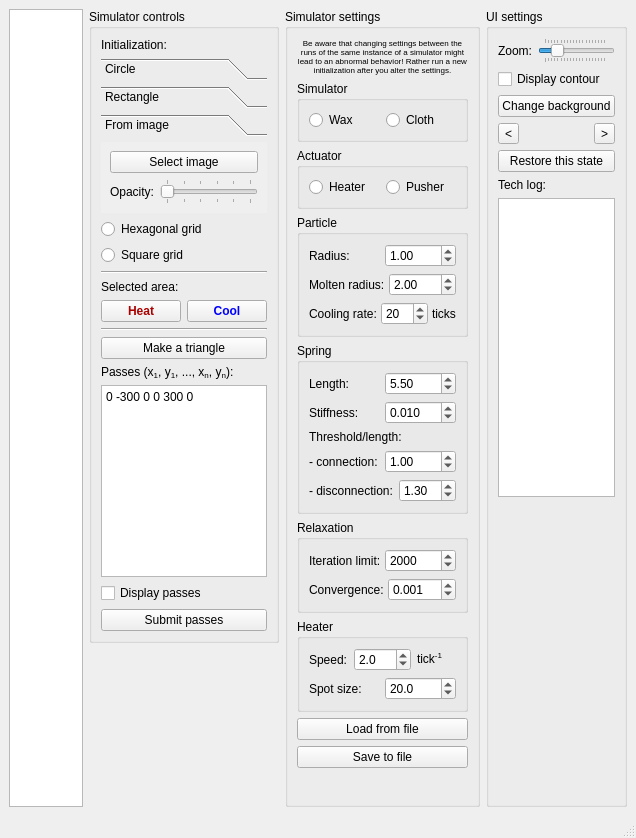
Above: simulator/ui/mainwindow.ui from dantrag/spring_simulator before the change. Below: the same form after it.
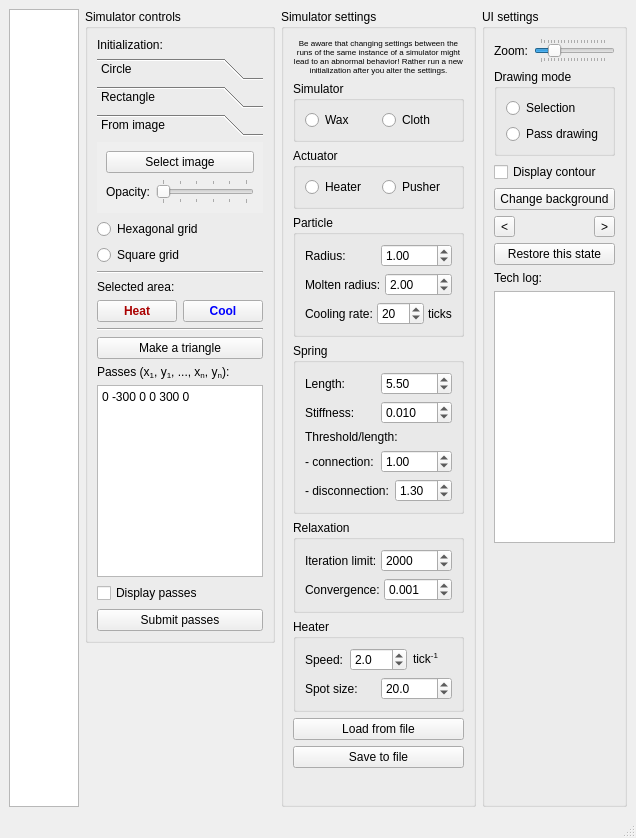
That is the form after the change.

Commit message: Added a pass drawing feature

What changed in the file:
```diff
--- a/simulator/ui/mainwindow.ui
+++ b/simulator/ui/mainwindow.ui
@@ -1046,6 +1046,35 @@
          </item>
         </layout>
        </item>
+       <item>
+        <widget class="QGroupBox" name="static51">
+         <property name="title">
+          <string>Drawing mode</string>
+         </property>
+         <layout class="QVBoxLayout" name="layout36">
+          <item>
+           <widget class="QRadioButton" name="selection_button">
+            <property name="text">
+             <string>Selection</string>
+            </property>
+            <attribute name="buttonGroup">
+             <string notr="true">drawing_mode_button_group</string>
+            </attribute>
+           </widget>
+          </item>
+          <item>
+           <widget class="QRadioButton" name="pass_drawing_button">
+            <property name="text">
+             <string>Pass drawing</string>
+            </property>
+            <attribute name="buttonGroup">
+             <string notr="true">drawing_mode_button_group</string>
+            </attribute>
+           </widget>
+          </item>
+         </layout>
+        </widget>
+       </item>
        <item>
         <widget class="QCheckBox" name="show_contour_checkbox">
          <property name="text">
```
Left out of the diff: 1 changed line with no effect on the pictures. The commit also changes 5 other files.
